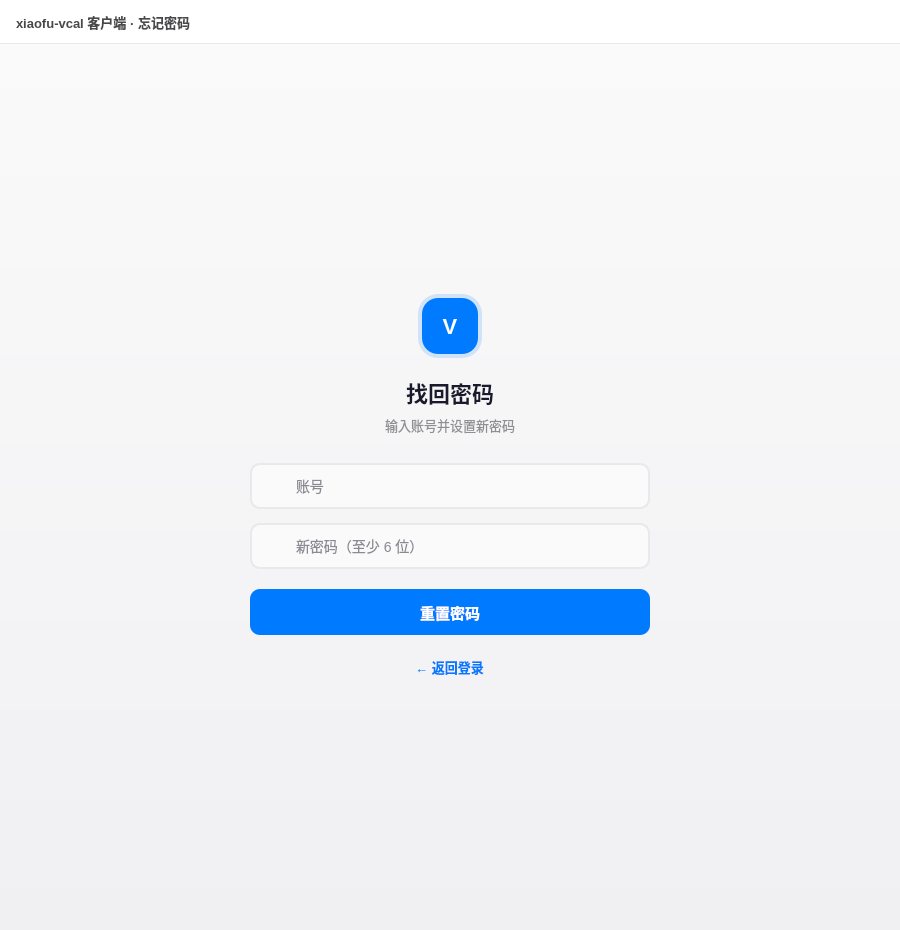
Old version of the form client/ui/ForgotPasswordWidget.ui in the repository 675-debug/xiaofu-vcall.
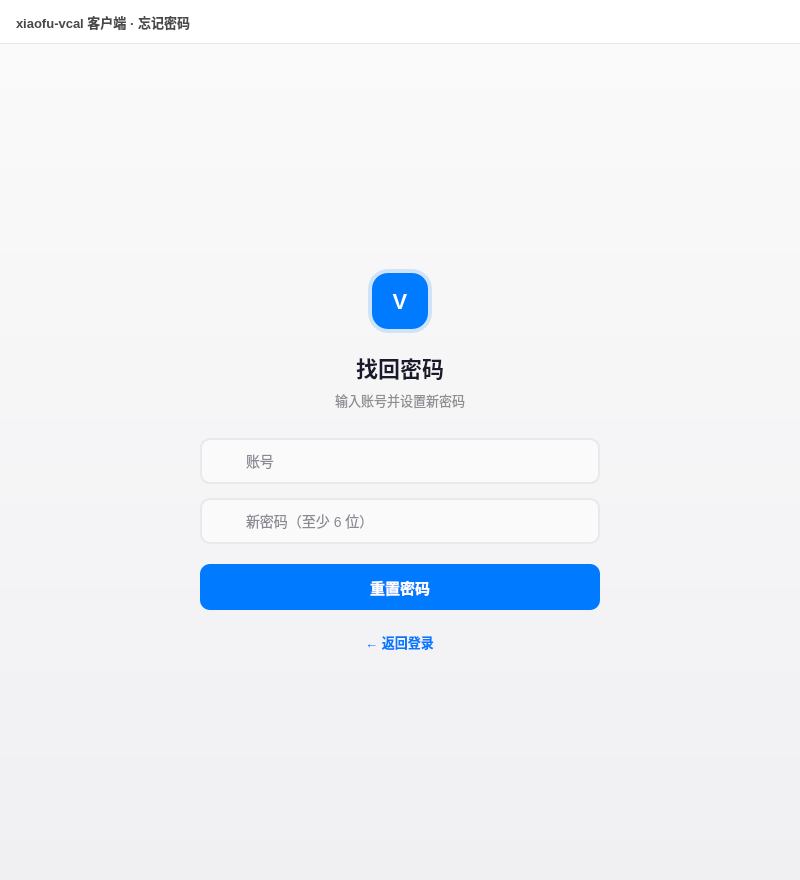
New version of the form. Icons and pictures are not drawn.

What changed in the file:
```diff
--- a/client/ui/ForgotPasswordWidget.ui
+++ b/client/ui/ForgotPasswordWidget.ui
@@ -6,14 +6,14 @@
    <rect>
     <x>0</x>
     <y>0</y>
-    <width>900</width>
-    <height>930</height>
+    <width>800</width>
+    <height>880</height>
    </rect>
   </property>
   <property name="minimumSize">
    <size>
-   <width>800</width>
-   <height>600</height>
+   <width>400</width>
+   <height>510</height>
    </size>
   </property>
   <property name="maximumSize">
```
